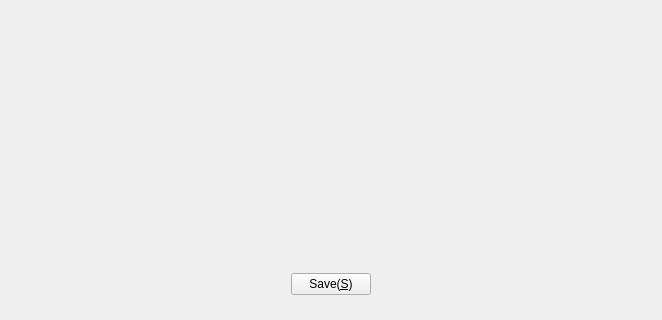
KangLin/RabbitIm, file Plugin/FaceRecognizer/FrmFaceRecognizer.ui: the form before one commit; both pictures show x 0 to 662 and y 252 to 572 of the 662 by 572 pixel window.
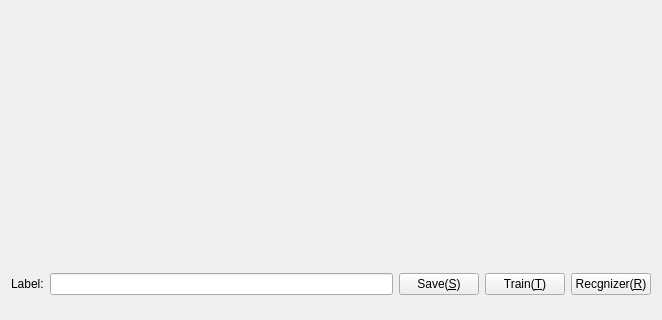
The form after the commit.

Commit message: Add face recognizer

Diff of the .ui file:
```diff
--- a/Plugin/FaceRecognizer/FrmFaceRecognizer.ui
+++ b/Plugin/FaceRecognizer/FrmFaceRecognizer.ui
@@ -6,7 +6,7 @@
    <rect>
     <x>0</x>
     <y>0</y>
-    <width>643</width>
+    <width>658</width>
     <height>572</height>
    </rect>
   </property>
@@ -41,38 +41,36 @@
    </item>
    <item row="1" column="0">
     <layout class="QGridLayout" name="gridLayout">
-     <item row="0" column="0">
-      <spacer name="horizontalSpacer">
-       <property name="orientation">
-        <enum>Qt::Horizontal</enum>
-       </property>
-       <property name="sizeHint" stdset="0">
-        <size>
-         <width>40</width>
-         <height>20</height>
-        </size>
-       </property>
-      </spacer>
-     </item>
      <item row="0" column="1">
+      <widget class="QLineEdit" name="leLabel"/>
+     </item>
+     <item row="0" column="2">
       <widget class="QPushButton" name="pbSave">
        <property name="text">
         <string>Save(&amp;S)</string>
        </property>
       </widget>
      </item>
-     <item row="0" column="2">
-      <spacer name="horizontalSpacer_2">
-       <property name="orientation">
-        <enum>Qt::Horizontal</enum>
+     <item row="0" column="0">
+      <widget class="QLabel" name="label">
+       <property name="text">
+        <string>Label:</string>
        </property>
-       <property name="sizeHint" stdset="0">
-        <size>
-         <width>40</width>
-         <height>20</height>
-        </size>
+      </widget>
+     </item>
+     <item row="0" column="3">
+      <widget class="QPushButton" name="pbTrain">
+       <property name="text">
+        <string>Train(&amp;T)</string>
        </property>
-      </spacer>
+      </widget>
+     </item>
+     <item row="0" column="4">
+      <widget class="QPushButton" name="pbRecgnizer">
+       <property name="text">
+        <string>Recgnizer(&amp;R)</string>
+       </property>
+      </widget>
      </item>
     </layout>
    </item>
```
The commit also changes 4 other files.
